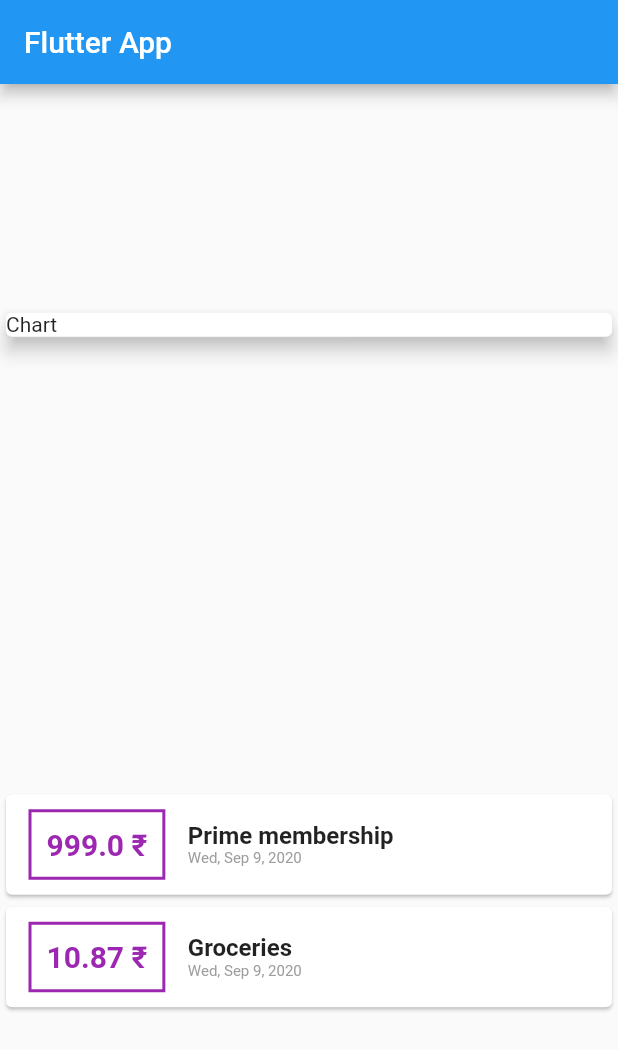
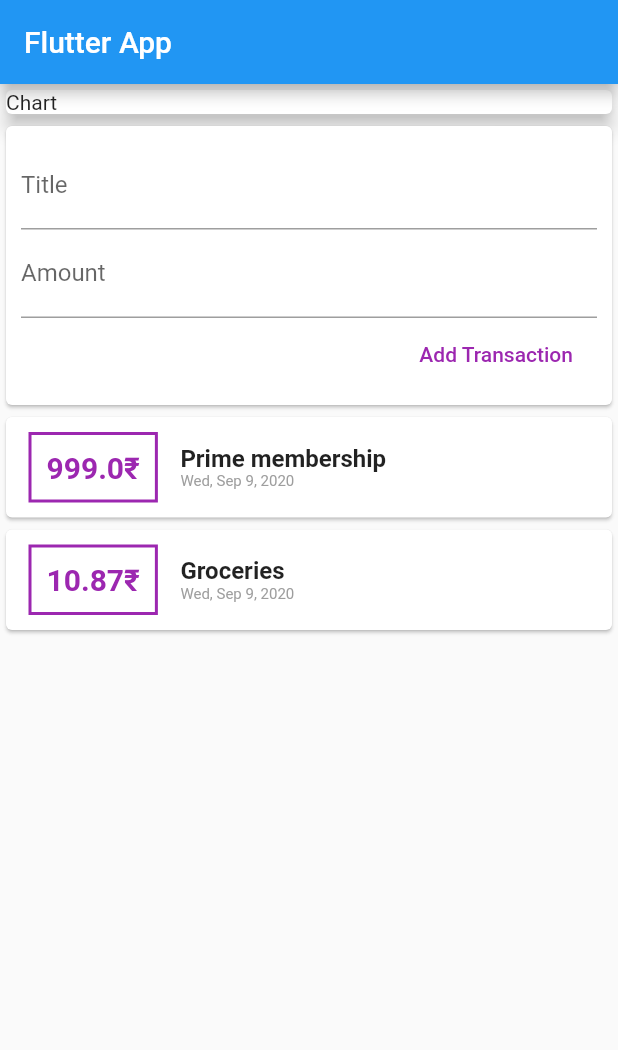
Before and after one commit to chaitnayabasava/personal-expenses-app, a Flutter app: the screen it shows after launch, on a phone screen of 412 x 824 dp. Shown: the top 1050 px of the screen. Run offline on Flutter 3.47's test engine with Material 2 defaults, Android fonts, the phone set to English and light mode, and no system bars.

Commit message:
completed adding new transaction's into transactions list using TextField's and Button's

```diff
--- a/lib/main.dart
+++ b/lib/main.dart
@@ -1,7 +1,6 @@
 import 'package:flutter/material.dart';
-import 'package:intl/intl.dart';
 
-import './transaction.dart';
+import './widgets/user_transactions.dart';
 
 void main() => runApp(MyApp());
 
@@ -16,21 +15,6 @@ class MyApp extends StatelessWidget {
 }
 
 class MyHomePage extends StatelessWidget {
-  final List<Transaction> transactions = [
-    Transaction(
-      id: 't1',
-      title: 'Prime membership',
-      amount: 999,
-      date: DateTime.now(),
-    ),
-    Transaction(
-      id: 't2',
-      title: 'Groceries',
-      amount: 10.87,
-      date: DateTime.now(),
-    ),
-  ];
-
   @override
   Widget build(BuildContext context) {
     return Scaffold(
@@ -38,7 +22,7 @@ class MyHomePage extends StatelessWidget {
         title: Text('Flutter App'),
       ),
       body: Column(
-        mainAxisAlignment: MainAxisAlignment.spaceAround,
+        crossAxisAlignment: CrossAxisAlignment.stretch,
         children: [
           Container(
             width: double.infinity,
@@ -47,56 +31,7 @@ class MyHomePage extends StatelessWidget {
               elevation: 5,
             ),
           ),
-          Column(
-            children: transactions.map((tr) {
-              return Card(
-                child: Row(
-                  children: [
-                    Container(
-                      padding: EdgeInsets.all(10),
-                      margin: EdgeInsets.symmetric(
-                        horizontal: 15,
-                        vertical: 10,
-                      ),
-                      decoration: BoxDecoration(
-                        border: Border.all(
-                          color: Colors.purple,
-                          width: 2,
-                        ),
-                      ),
-                      child: Text(
-                        '${tr.amount} \u20B9',
-                        style: TextStyle(
-                          fontWeight: FontWeight.bold,
-                          fontSize: 20,
-                          color: Colors.purple,
-                        ),
-                      ),
-                    ),
-                    Column(
-                      crossAxisAlignment: CrossAxisAlignment.start,
-                      children: [
-                        Text(
-                          tr.title,
-                          style: TextStyle(
-                            fontWeight: FontWeight.bold,
-                            fontSize: 16,
-                          ),
-                        ),
-                        Text(
-                          DateFormat.yMMMEd().format(tr.date),
-                          style: TextStyle(
-                            color: Colors.grey,
-                            fontSize: 10,
-                          ),
-                        )
-                      ],
-                    ),
-                  ],
-                ),
-              );
-            }).toList(),
-          )
+          UserTransaction(),
         ],
       ),
     );
--- /dev/null
+++ b/lib/widgets/new_transaction.dart
@@ -0,0 +1,43 @@
+import 'package:flutter/material.dart';
+
+class NewTransaction extends StatelessWidget {
+  final titleController = TextEditingController();
+  final amountController = TextEditingController();
+  final Function newTrHandler;
+
+  NewTransaction(this.newTrHandler);
+
+  @override
+  Widget build(BuildContext context) {
+    return Card(
+      child: Container(
+        padding: EdgeInsets.all(10),
+        child: Column(
+          crossAxisAlignment: CrossAxisAlignment.end,
+          children: [
+            TextField(
+              controller: titleController,
+              decoration: InputDecoration(
+                labelText: 'Title',
+              ),
+            ),
+            TextField(
+              controller: amountController,
+              decoration: InputDecoration(
+                labelText: 'Amount',
+              ),
+            ),
+            FlatButton(
+              onPressed: () => newTrHandler(
+                titleController.text,
+                double.parse(amountController.text),
+              ),
+              textColor: Colors.purple,
+              child: Text('Add Transaction'),
+            )
+          ],
+        ),
+      ),
+    );
+  }
+}
--- /dev/null
+++ b/lib/widgets/transaction_list.dart
@@ -0,0 +1,64 @@
+import 'package:flutter/material.dart';
+import 'package:intl/intl.dart';
+
+import '../models/transaction.dart';
+
+class TransactionList extends StatelessWidget {
+  final List<Transaction> transactions;
+
+  TransactionList(this.transactions);
+
+  @override
+  Widget build(BuildContext context) {
+    return Column(
+      children: transactions.map((tr) {
+        return Card(
+          child: Row(
+            children: [
+              Container(
+                padding: EdgeInsets.all(10),
+                margin: EdgeInsets.symmetric(
+                  horizontal: 15,
+                  vertical: 10,
+                ),
+                decoration: BoxDecoration(
+                  border: Border.all(
+                    color: Colors.purple,
+                    width: 2,
+                  ),
+                ),
+                child: Text(
+                  '${tr.amount}\u20B9',
+                  style: TextStyle(
+                    fontWeight: FontWeight.bold,
+                    fontSize: 20,
+                    color: Colors.purple,
+                  ),
+                ),
+              ),
+              Column(
+                crossAxisAlignment: CrossAxisAlignment.start,
+                children: [
+                  Text(
+                    tr.title,
+                    style: TextStyle(
+                      fontWeight: FontWeight.bold,
+                      fontSize: 16,
+                    ),
+                  ),
+                  Text(
+                    DateFormat.yMMMEd().format(tr.date),
+                    style: TextStyle(
+                      color: Colors.grey,
+                      fontSize: 10,
+                    ),
+                  )
+                ],
+              ),
+            ],
+          ),
+        );
+      }).toList(),
+    );
+  }
+}
--- /dev/null
+++ b/lib/widgets/user_transactions.dart
@@ -0,0 +1,49 @@
+import 'package:flutter/material.dart';
+
+import '../models/transaction.dart';
+import './new_transaction.dart';
+import './transaction_list.dart';
+
+class UserTransaction extends StatefulWidget {
+  @override
+  _UserTransactionState createState() => _UserTransactionState();
+}
+
+class _UserTransactionState extends State<UserTransaction> {
+  final List<Transaction> _userTransactions = [
+    Transaction(
+      id: 't1',
+      title: 'Prime membership',
+      amount: 999,
+      date: DateTime.now(),
+    ),
+    Transaction(
+      id: 't2',
+      title: 'Groceries',
+      amount: 10.87,
+      date: DateTime.now(),
+    ),
+  ];
+
+  void _addNewTransaction(String title, double amount) {
+    final newTr = Transaction(
+      id: DateTime.now().toString(),
+      title: title,
+      amount: amount,
+      date: DateTime.now(),
+    );
+    setState(() {
+      this._userTransactions.add(newTr);
+    });
+  }
+
+  @override
+  Widget build(BuildContext context) {
+    return Column(
+      children: [
+        NewTransaction(_addNewTransaction),
+        TransactionList(_userTransactions),
+      ],
+    );
+  }
+}
```
Also changed, not shown: lib/models/transaction.dart (renamed from lib/transaction.dart).
